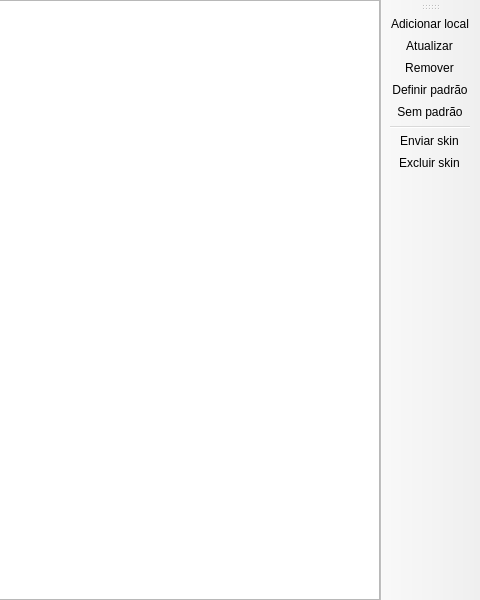
Qt form launcher/ui/pages/global/AccountListPage.ui (Chrispsz/Launcher) before a commit; both pictures show x 320 to 800 and y 0 to 600 of the 800 by 600 pixel window.
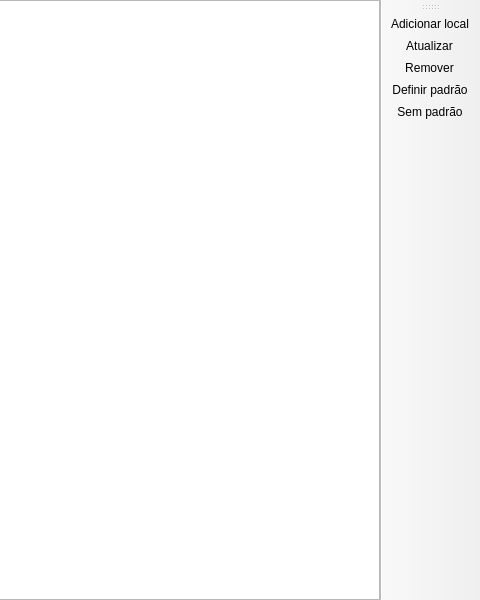
The same form after that commit. Custom widgets are drawn as their Qt base class.

Commit message: cleanup: remover código morto, serviços de skin/cape, analytics, bibliotecas desabilitadas

The edit to the form file:
```diff
--- a/launcher/ui/pages/global/AccountListPage.ui
+++ b/launcher/ui/pages/global/AccountListPage.ui
@@ -57,9 +57,6 @@
    <addaction name="actionRemove"/>
    <addaction name="actionSetDefault"/>
    <addaction name="actionNoDefault"/>
-   <addaction name="separator"/>
-   <addaction name="actionUploadSkin"/>
-   <addaction name="actionDeleteSkin"/>
   </widget>
   <action name="actionAddLocal">
    <property name="text">
@@ -85,20 +82,6 @@
     <string>Sem padrão</string>
    </property>
   </action>
-  <action name="actionUploadSkin">
-   <property name="text">
-    <string>Enviar skin</string>
-   </property>
-  </action>
-  <action name="actionDeleteSkin">
-   <property name="text">
-    <string>Excluir skin</string>
-   </property>
-   <property name="toolTip">
-    <string>Excluir a skin atual e voltar para a padrão</string>
-   </property>
-  </action>
-
   <action name="actionRefresh">
    <property name="text">
     <string>Atualizar</string>
```
The commit also changes 44 other files.
